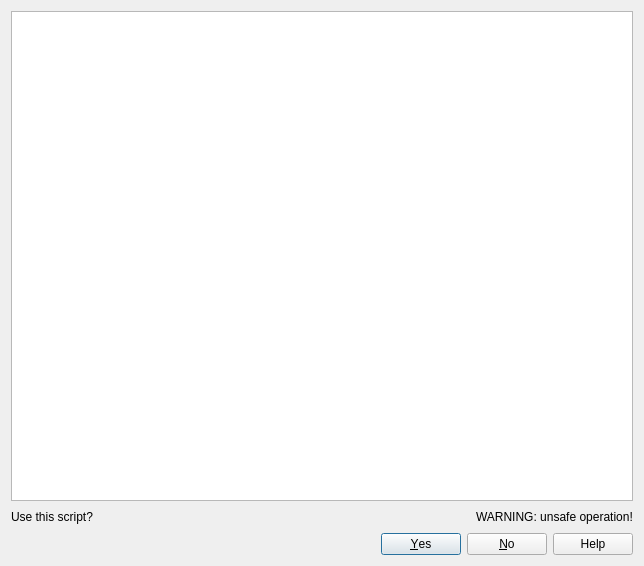
This is src/scriptdialog.ui in LLIAKAJL/WineWizard as Qt 5 draws it before an edit. The edited form follows.
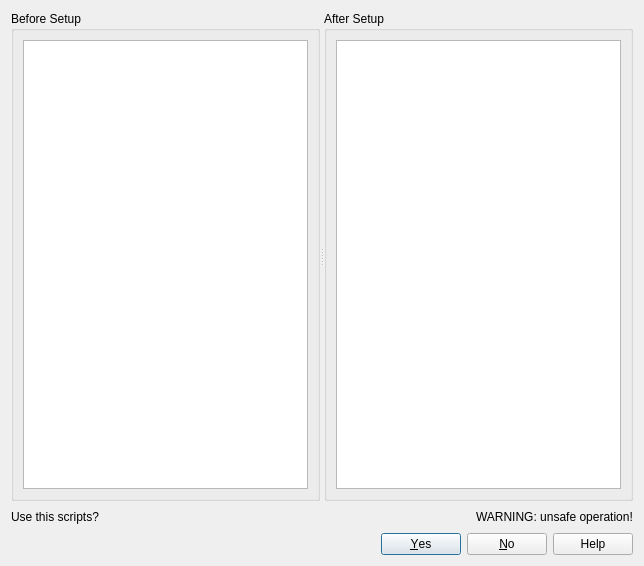
This is the edited form.

Commit message: Downloading cancel: bug fix Select Architecure dialog title fix Add System tray settings

```diff
--- a/src/scriptdialog.ui
+++ b/src/scriptdialog.ui
@@ -13,12 +13,40 @@
   <property name="windowTitle">
    <string>Additional Script</string>
   </property>
-  <layout class="QVBoxLayout" name="verticalLayout">
+  <layout class="QVBoxLayout" name="verticalLayout_3" stretch="1,0,0">
    <item>
-    <widget class="QPlainTextEdit" name="script">
-     <property name="readOnly">
-      <bool>true</bool>
+    <widget class="QSplitter" name="splitter">
+     <property name="orientation">
+      <enum>Qt::Horizontal</enum>
      </property>
+     <widget class="QGroupBox" name="bScriptGB">
+      <property name="title">
+       <string>Before Setup</string>
+      </property>
+      <layout class="QVBoxLayout" name="verticalLayout">
+       <item>
+        <widget class="QPlainTextEdit" name="bScript">
+         <property name="readOnly">
+          <bool>true</bool>
+         </property>
+        </widget>
+       </item>
+      </layout>
+     </widget>
+     <widget class="QGroupBox" name="aScriptGB">
+      <property name="title">
+       <string>After Setup</string>
+      </property>
+      <layout class="QVBoxLayout" name="verticalLayout_2">
+       <item>
+        <widget class="QPlainTextEdit" name="aScript">
+         <property name="readOnly">
+          <bool>true</bool>
+         </property>
+        </widget>
+       </item>
+      </layout>
+     </widget>
     </widget>
    </item>
    <item>
@@ -26,7 +54,7 @@
      <item>
       <widget class="QLabel" name="useLbl">
        <property name="text">
-        <string>Use this script?</string>
+        <string>Use this scripts?</string>
        </property>
       </widget>
      </item>
```
Left out of the diff: 2 changed lines with no effect on the pictures. The commit also changes 23 other files.
